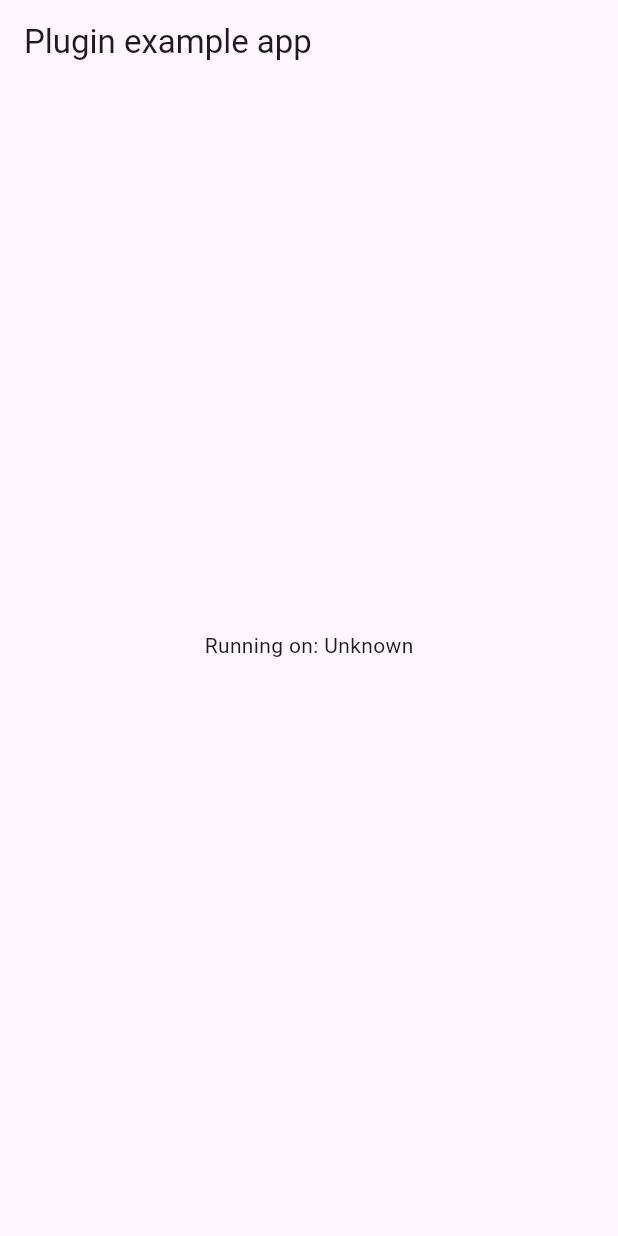
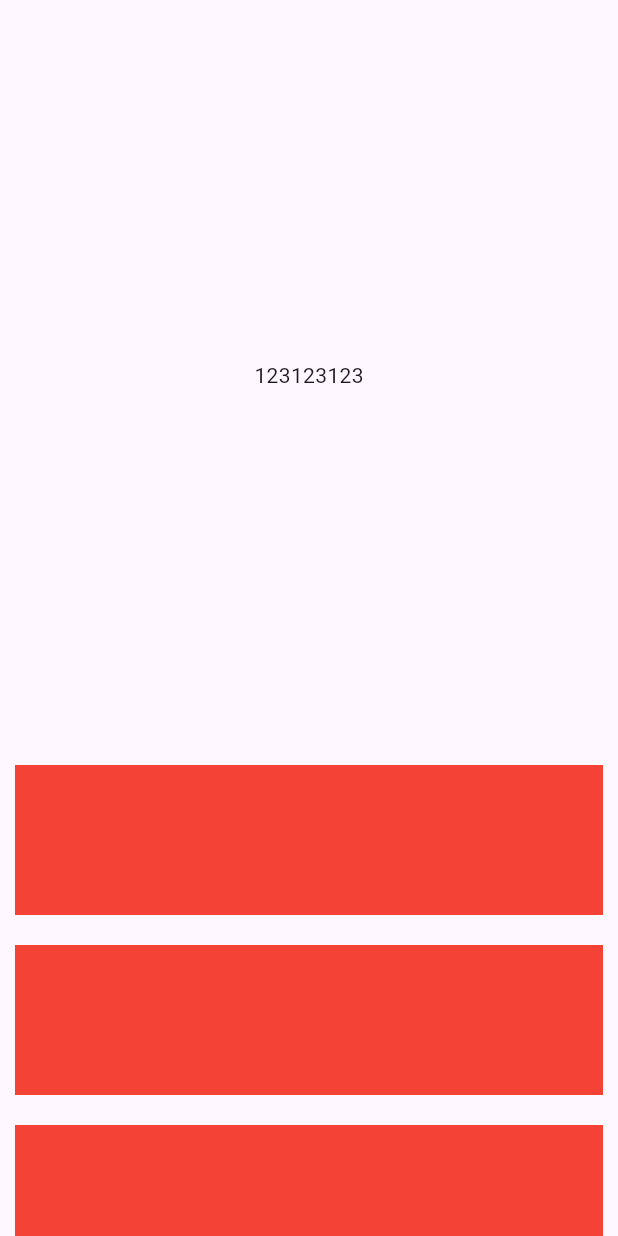
Before and after one commit to 7-bit11/sliver_head_automatic_adsorption, a Flutter app: the screen it shows after launch, on a phone screen of 412 x 824 dp. Run offline on Flutter 3.47's test engine with Material 3 defaults, Android fonts, the phone set to English and light mode, and no system bars.

```diff
--- a/example/lib/main.dart
+++ b/example/lib/main.dart
@@ -1,4 +1,5 @@
 import 'package:flutter/material.dart';
+import 'package:sliver_head_automatic_adsorption_example/sliver_example.dart';
 
 void main() {
   runApp(const MyApp());
@@ -21,15 +22,6 @@ class _MyAppState extends State<MyApp> {
 
   @override
   Widget build(BuildContext context) {
-    return MaterialApp(
-      home: Scaffold(
-        appBar: AppBar(
-          title: const Text('Plugin example app'),
-        ),
-        body: Center(
-          child: Text('Running on: $_platformVersion\n'),
-        ),
-      ),
-    );
+    return const MaterialApp(home: SliverExample());
   }
 }
--- /dev/null
+++ b/example/lib/sliver_example.dart
@@ -0,0 +1,45 @@
+import 'package:flutter/material.dart';
+import 'package:sliver_head_automatic_adsorption/sliver_adsorption_header.dart';
+
+class SliverExample extends StatefulWidget {
+  const SliverExample({super.key});
+
+  @override
+  State<SliverExample> createState() => _SliverExampleState();
+}
+
+class _SliverExampleState extends State<SliverExample> {
+  ScrollController controller = ScrollController();
+  @override
+  Widget build(BuildContext context) {
+    return Scaffold(
+        body: CustomScrollView(
+      controller: controller,
+      slivers: [
+        SliverPersistentHeader(
+          pinned: true,
+          delegate: SliverCustomHeaderDelegate(
+            controller: controller,
+            collapsedHeight: 60,
+            expandedHeight: 500,
+            paddingTop: MediaQuery.of(context).padding.top,
+            defaultCollapsedColor: Colors.black,
+            expandedWidget:
+                const Center(child: SizedBox(child: Text("123123123"))),
+          ),
+        ),
+        SliverList.builder(
+          itemBuilder: (context, index) {
+            return Container(
+              padding: const EdgeInsets.all(10),
+              margin: const EdgeInsets.all(10),
+              height: 100,
+              color: Colors.red,
+            );
+          },
+          itemCount: 20,
+        )
+      ],
+    ));
+  }
+}
```
Also changed, not shown: lib/sliver_adsorption_header.dart (added, +179 -0 lines).
